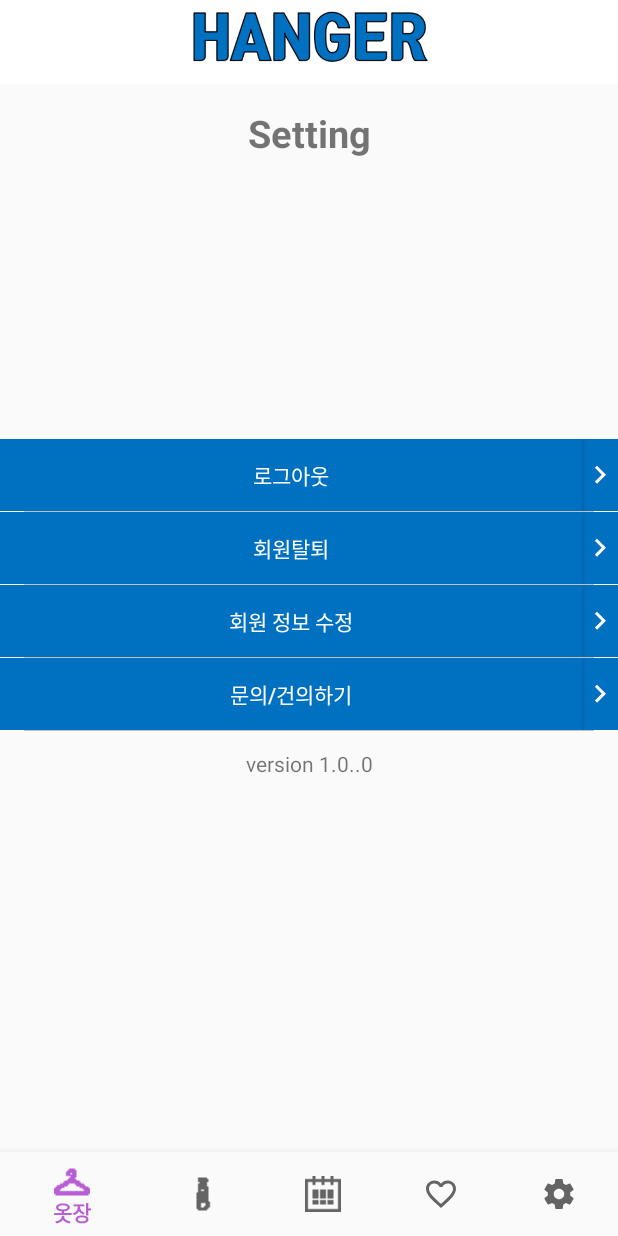
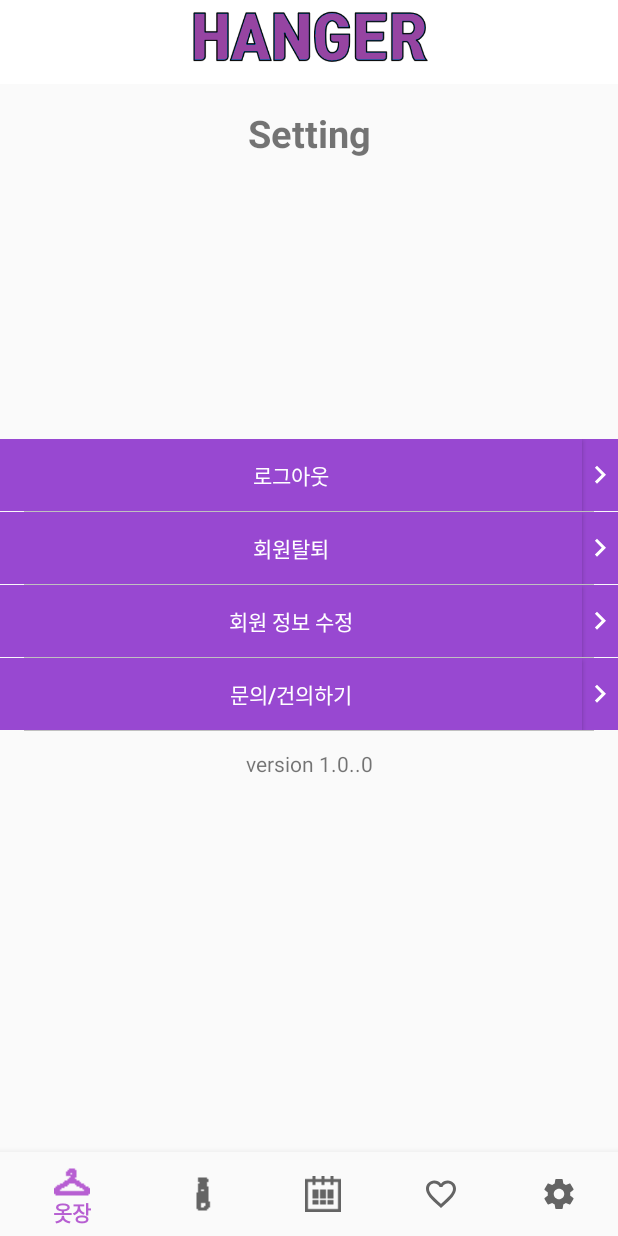
Before and after one commit to allsunnyday/_SYNERGY_GIT, an Android app: the fragment AccFragment placed in its activity, on a phone screen of 412 x 824 dp. Run offline under Robolectric (Android 15) with nearby library versions, the phone set to English and light mode, and no system bars; 1 statement that could not run was skipped.

Commit message:
보라색으로 바꿈!!

```diff
--- a/HangerApplication/app/src/main/res/layout/activity_forgot.xml
+++ b/HangerApplication/app/src/main/res/layout/activity_forgot.xml
@@ -109,7 +109,7 @@
             android:id="@+id/loginagain_button"
             android:layout_width="200dp"
             android:layout_height="wrap_content"
-            android:background="#0070C0"
+            android:background="#9848d1"
             android:elevation="0dp"
             android:gravity="center"
             android:text="Login Again"
--- a/HangerApplication/app/src/main/res/layout/activity_login.xml
+++ b/HangerApplication/app/src/main/res/layout/activity_login.xml
@@ -84,7 +84,7 @@
                 android:layout_height="wrap_content"
                 android:layout_marginTop="16dp"
                 android:layout_weight="3.14"
-                android:background="#0070C0"
+                android:background="#9848d1"
                 android:elevation="0dp"
                 android:text="SIGN IN"
                 android:textColor="#ffffff"
--- a/HangerApplication/app/src/main/res/layout/activity_signup.xml
+++ b/HangerApplication/app/src/main/res/layout/activity_signup.xml
@@ -104,7 +104,7 @@
                         android:layout_width="wrap_content"
                         android:layout_height="wrap_content"
                         android:textColor="#ffffff"
-                        android:background="#0070C0"
+                        android:background="#9848d1"
                         android:text="중복체크" />
                 </LinearLayout>
 
--- a/HangerApplication/app/src/main/res/layout/activity_signup_approved.xml
+++ b/HangerApplication/app/src/main/res/layout/activity_signup_approved.xml
@@ -76,7 +76,7 @@
             android:id="@+id/loginagain_button"
             android:layout_width="200dp"
             android:layout_height="wrap_content"
-            android:background="#0070C0"
+            android:background="#9848d1"
             android:elevation="0dp"
             android:gravity="center"
             android:text="Login"
--- a/HangerApplication/app/src/main/res/layout/fragment_acc.xml
+++ b/HangerApplication/app/src/main/res/layout/fragment_acc.xml
@@ -40,7 +40,7 @@
                 android:layout_alignBottom="@+id/logout"
                 android:layout_alignParentEnd="true"
                 android:layout_alignParentTop="true"
-                android:background="#0070C0"
+                android:background="#9848d1"
                 app:srcCompat="@drawable/ic_keyboard_arrow_right_black_24dp" />
 
             <Button
@@ -50,7 +50,7 @@
                 android:layout_alignParentStart="true"
                 android:layout_alignParentTop="true"
                 android:layout_toStartOf="@+id/logoutnext"
-                android:background="#0070C0"
+                android:background="#9848d1"
                 android:text="로그아웃"
                 android:textColor="#ffffff" />
         </RelativeLayout>
@@ -75,7 +75,7 @@
                 android:layout_alignBottom="@+id/unregister"
                 android:layout_alignParentEnd="true"
                 android:layout_alignParentTop="true"
-                android:background="#0070C0"
+                android:background="#9848d1"
                 app:srcCompat="@drawable/ic_keyboard_arrow_right_black_24dp" />
 
             <Button
@@ -85,7 +85,7 @@
                 android:layout_alignParentStart="true"
                 android:layout_alignParentTop="true"
                 android:layout_toStartOf="@+id/unregisternext"
-                android:background="#0070C0"
+                android:background="#9848d1"
                 android:text="회원탈퇴"
                 android:textColor="#ffffff" />
 
@@ -111,7 +111,7 @@
                 android:layout_alignBottom="@+id/edit"
                 android:layout_alignParentEnd="true"
                 android:layout_alignParentTop="true"
-                android:background="#0070C0"
+                android:background="#9848d1"
                 app:srcCompat="@drawable/ic_keyboard_arrow_right_black_24dp" />
 
             <Button
@@ -121,7 +121,7 @@
                 android:layout_alignParentStart="true"
                 android:layout_alignParentTop="true"
                 android:layout_toStartOf="@+id/editnext"
-                android:background="#0070C0"
+                android:background="#9848d1"
                 android:text="회원 정보 수정"
                 android:textColor="#ffffff" />
 
@@ -146,7 +146,7 @@
                 android:layout_alignBottom="@+id/qna"
                 android:layout_alignParentEnd="true"
                 android:layout_alignParentTop="true"
-                android:background="#0070C0"
+                android:background="#9848d1"
                 app:srcCompat="@drawable/ic_keyboard_arrow_right_black_24dp" />
 
             <Button
@@ -156,7 +156,7 @@
                 android:layout_alignParentStart="true"
                 android:layout_alignParentTop="true"
                 android:layout_toStartOf="@+id/qnanext"
-                android:background="#0070C0"
+                android:background="#9848d1"
                 android:text="문의/건의하기"
                 android:textColor="#ffffff" />
         </RelativeLayout>
--- a/HangerApplication/app/src/main/res/layout/fragment_dash.xml
+++ b/HangerApplication/app/src/main/res/layout/fragment_dash.xml
@@ -16,7 +16,7 @@
         android:layout_weight="0.03"
         android:src="@drawable/ic_add_black_24dp"
         app:background="@color/colorPrimary"
-        app:backgroundTint="#0070C0"
+        app:backgroundTint="#9848d1"
         app:elevation="5dp"
         app:fabSize="normal"
         app:rippleColor="#000000" />
--- a/HangerApplication/app/src/main/res/layout/fragment_dress.xml
+++ b/HangerApplication/app/src/main/res/layout/fragment_dress.xml
@@ -18,7 +18,7 @@
         android:layout_weight="0.03"
         android:src="@drawable/ic_add_black_24dp"
         app:background="@color/colorPrimary"
-        app:backgroundTint="#0070C0"
+        app:backgroundTint="#9848d1"
         app:elevation="5dp"
         app:fabSize="normal"
         app:rippleColor="#000000" />
@@ -48,7 +48,7 @@
             android:layout_height="wrap_content"
             android:layout_gravity="bottom"
             android:layout_weight="1"
-            android:background="#0070C0"
+            android:background="#9848d1"
             android:text="♡Add Clothes♡"
             android:textColor="#ffffff"
             android:textSize="20dp"
@@ -60,7 +60,7 @@
             android:layout_height="wrap_content"
             android:layout_gravity="bottom"
             android:layout_weight="1"
-            android:background="#0070C0"
+            android:background="#9848d1"
             android:text="♡Add Coordy♡"
             android:textColor="#ffffff"
             android:textSize="20dp"
--- a/HangerApplication/app/src/main/res/layout/fragment_home.xml
+++ b/HangerApplication/app/src/main/res/layout/fragment_home.xml
@@ -18,7 +18,7 @@
         android:layout_weight="0.03"
         android:src="@drawable/ic_photo_camera"
         app:background="@color/colorPrimary"
-        app:backgroundTint="#0070C0"
+        app:backgroundTint="#9848d1"
         app:elevation="5dp"
         app:fabSize="normal"
         app:rippleColor="#000000" />
@@ -61,7 +61,7 @@
                     android:layout_height="wrap_content"
                     android:layout_gravity="bottom"
                     android:layout_weight="1"
-                    android:background="#0070C0"
+                    android:background="#9848d1"
                     android:text="♡CAMERA♡"
                     android:textColor="#ffffff"
                     android:textSize="20dp"
@@ -73,7 +73,7 @@
                     android:layout_height="wrap_content"
                     android:layout_gravity="bottom"
                     android:layout_weight="1"
-                    android:background="#0070C0"
+                    android:background="#9848d1"
                     android:text="♡GALLERY♡"
                     android:textColor="#ffffff"
                     android:textSize="20dp"
--- a/HangerApplication/app/src/main/res/layout/fragment_temp.xml
+++ b/HangerApplication/app/src/main/res/layout/fragment_temp.xml
@@ -40,7 +40,7 @@
                 android:layout_width="355dp"
                 android:layout_height="wrap_content"
                 android:layout_gravity="center"
-                android:background="#0070C0"
+                android:background="#9848d1"
                 android:text="♡Hanger님을 위한 오늘의 추천 보기♡"
                 android:textColor="#ffffff" />
         </LinearLayout>
--- a/HangerApplication/app/src/main/res/values/colors.xml
+++ b/HangerApplication/app/src/main/res/values/colors.xml
@@ -1,7 +1,7 @@
 <?xml version="1.0" encoding="utf-8"?>
 <resources>
     <color name="colorPrimary">#b75fd2</color>
-    <color name="colorPrimaryDark">#303F9F</color>
+    <color name="colorPrimaryDark">#9848d1</color>
     <color name="colorAccent">#FF4081</color>
     <color name="colorBlack">#000000</color>
     <color name="colorWhite">#ffffff</color>
```
Also changed, not shown: HangerApplication/app/src/main/res/layout/activity_calender.xml (+14 -5 lines), HangerApplication/app/src/main/res/layout/activity_edit_info.xml (+47 -7 lines), HangerApplication/app/src/main/res/drawable/hanger.png, HangerApplication/app/src/main/res/drawable/hangerlogotext.png.
